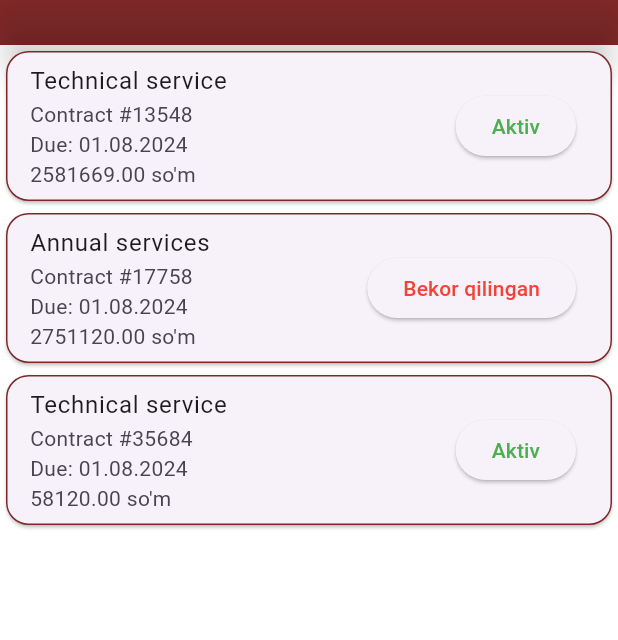
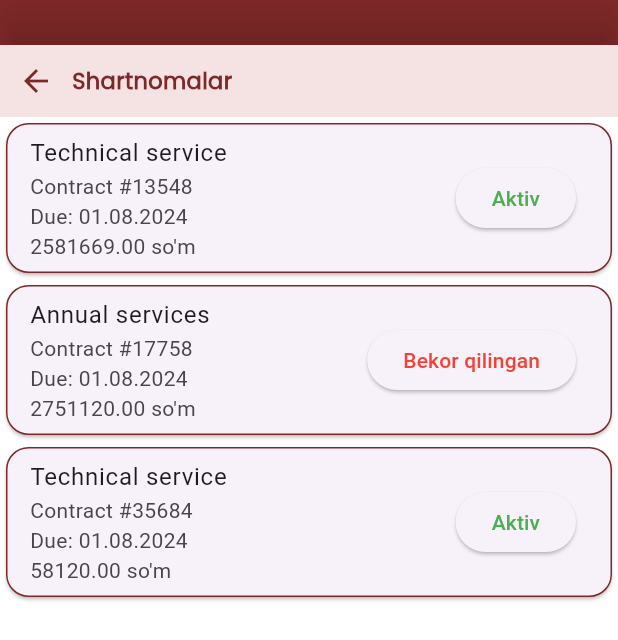
Before and after one commit to abdurasulov1441/vorismobiUXUI, a Flutter app: the Shartnomalar screen opened by its route, on a phone screen of 412 x 824 dp. Shown: the top 640 px of the screen. Run offline on Flutter 3.47's test engine with Material 3 defaults, Android fonts, the phone set to English and light mode, and no system bars; our stand-ins replace email_validator, firebase_auth, firebase_core, flutter_svg, persistent_bottom_nav_bar_v2, video_player; missing offline and left inert: u_credit_card; accounts and stored records are empty.

```diff
--- a/lib/screens/Pages_Basic/accaount_screens/shartnomalar.dart
+++ b/lib/screens/Pages_Basic/accaount_screens/shartnomalar.dart
@@ -13,7 +13,11 @@ class Shartnomalar extends StatelessWidget {
   Widget build(BuildContext context) {
     return const Scaffold(
       body: Column(
-        children: [MiniRedAppBar(), ContractsPage()],
+        children: [
+          MiniRedAppBar(),
+          MiniRedTitle(title: 'Shartnomalar'),
+          ContractsPage()
+        ],
       ),
     );
   }
```
